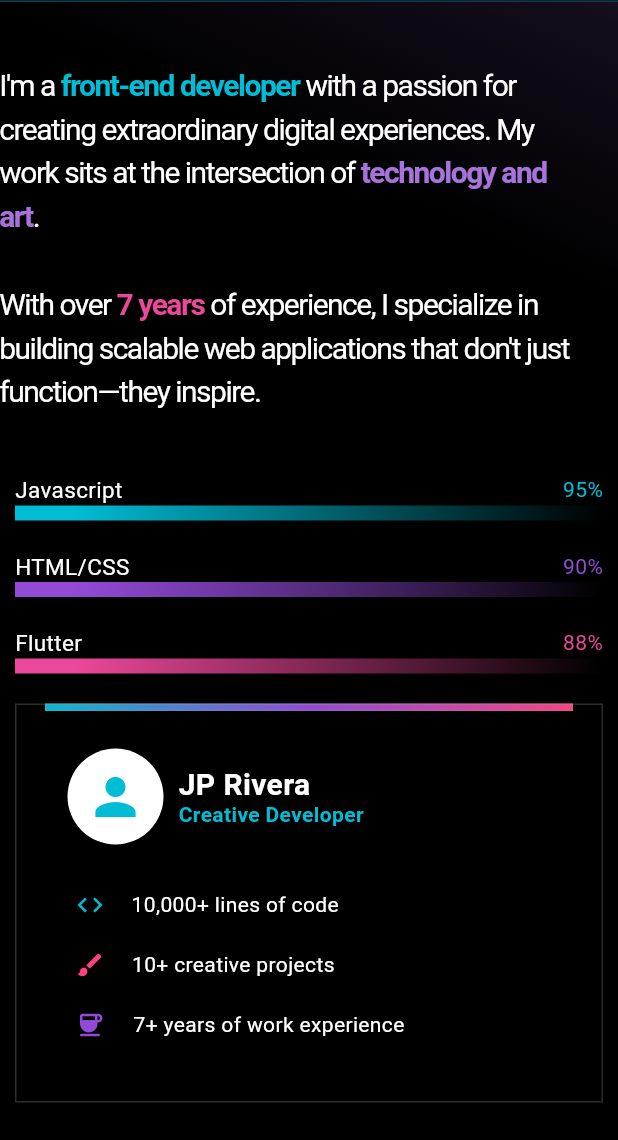
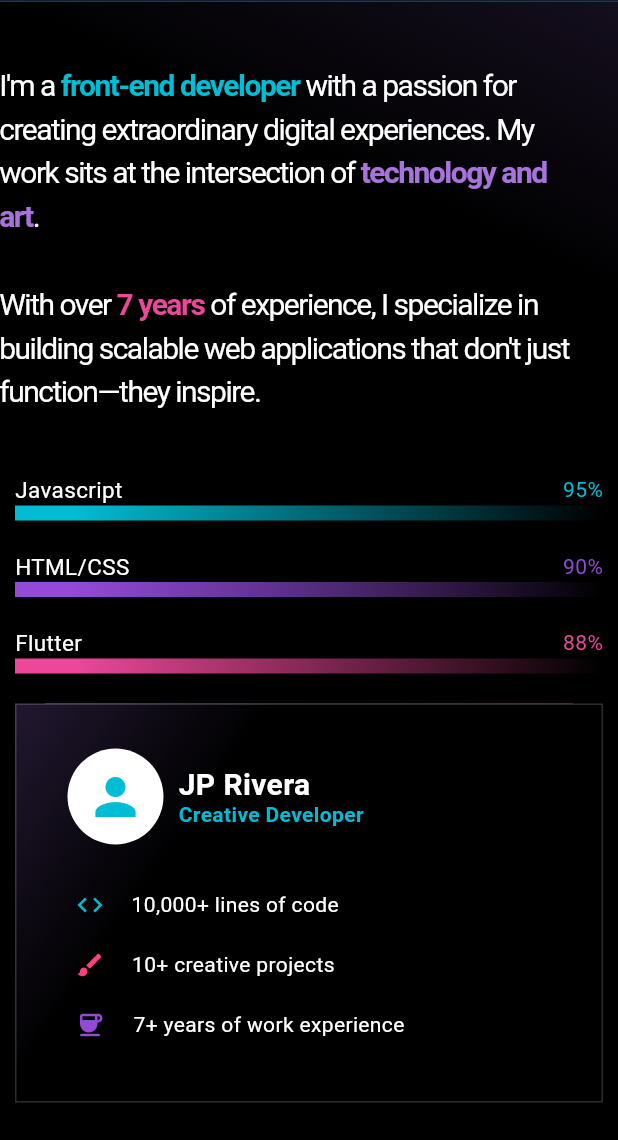
Before and after one commit to Jp-Rivera/portfolio, a Flutter app: the screen it shows after launch, scrolled down 2303 dp, on a phone screen of 412 x 824 dp, the part 96-1236 px from its top. Run offline on Flutter 3.47's test engine with Material 3 defaults, Android fonts, the phone set to English and light mode, and no system bars; drawn by our look-alikes of scrollable_positioned_list; Roboto replaces fonts that are missing (sageobold, segoe, segoebold); project files that could hold a hidden picture were left out.

Commit message:
add gradient to experience container

```diff
--- a/lib/experience.dart
+++ b/lib/experience.dart
@@ -209,6 +209,15 @@ class Experience extends StatelessWidget {
                       height: 266,
                       child: DecoratedBox(
                         decoration: BoxDecoration(
+                          gradient: LinearGradient(
+                            colors: [
+                              const Color.fromRGBO(34, 24, 49, 1),
+                              Colors.black,
+                            ],
+                            stops: [0.0, 0.30],
+                            begin: Alignment.topLeft,
+                            end: Alignment.bottomRight,
+                          ),
                           border: Border.all(
                             color: const Color.from(
                               alpha: 0.309,
```
